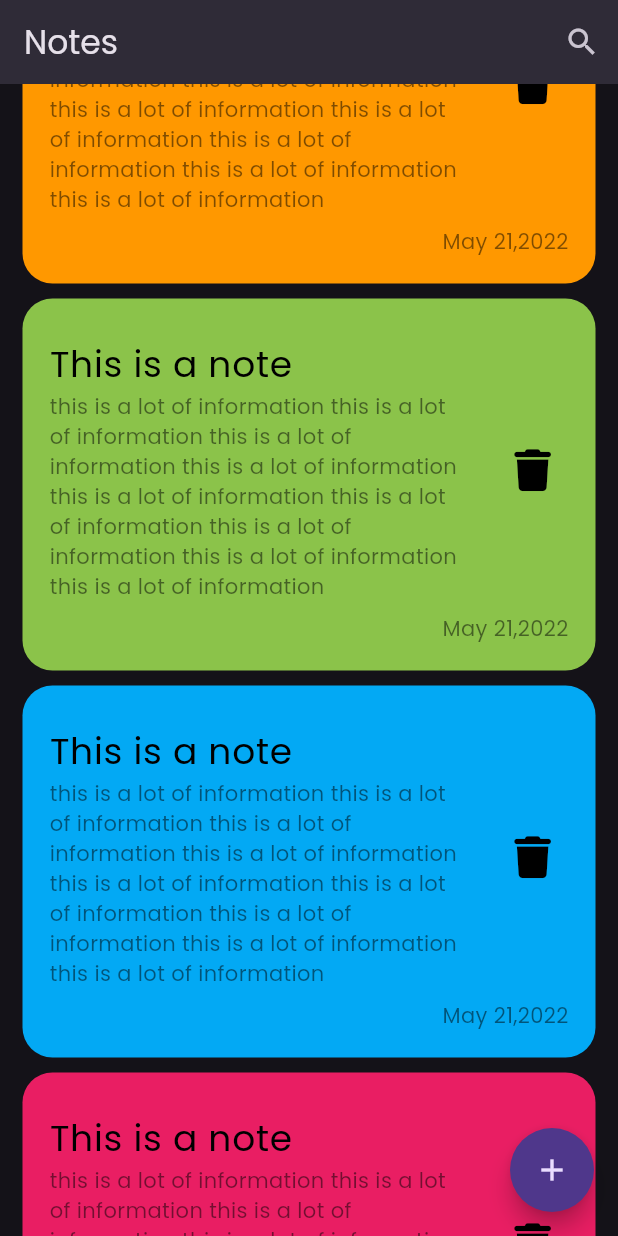
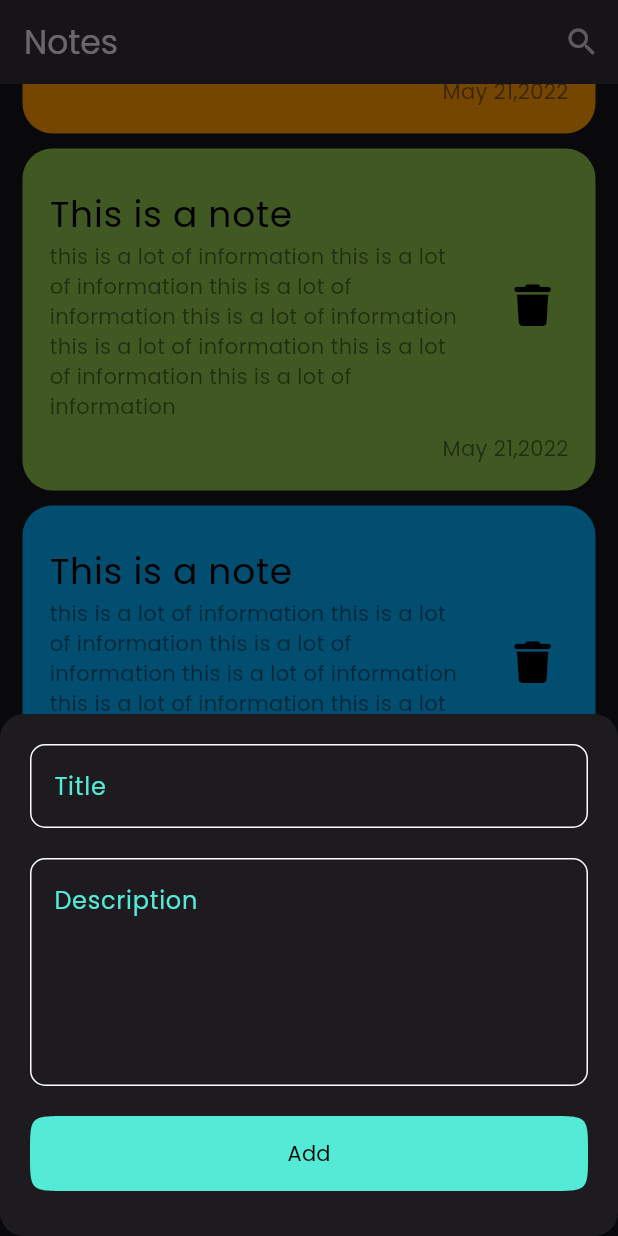
Before and after one commit to Mohamed-Hatem-1/Notes-App, a Flutter app: the screen it shows after launch, scrolled down 1152 dp, after a tap on the "add" icon, on a phone screen of 412 x 824 dp. Run offline on Flutter 3.47's test engine with Material 3 defaults, Android fonts, the phone set to English and light mode, and no system bars; our stand-ins replace font_awesome_flutter.

```diff
--- a/lib/views/home_view.dart
+++ b/lib/views/home_view.dart
@@ -1,4 +1,5 @@
 import 'package:flutter/material.dart';
+import 'package:notes_app/widgets/add_note_widget.dart';
 import 'package:notes_app/widgets/note_widget.dart';
 
 class HomeView extends StatelessWidget {
@@ -39,7 +40,14 @@ class HomeView extends StatelessWidget {
         ),
       ),
       floatingActionButton: FloatingActionButton(
-        onPressed: () {},
+        onPressed: () {
+          showModalBottomSheet(
+            shape: RoundedRectangleBorder(
+              borderRadius: BorderRadius.circular(16),
+            ),
+            // backgroundColor: ,
+              context: context, builder: (context) => const AddNoteWidget());
+        },
         child: const Icon(Icons.add),
         shape: CircleBorder(),
       ),
--- /dev/null
+++ b/lib/widgets/add_note_widget.dart
@@ -0,0 +1,39 @@
+import 'package:flutter/material.dart';
+import 'package:notes_app/widgets/button_widget.dart';
+import 'package:notes_app/widgets/text_field_widget.dart';
+
+class AddNoteWidget extends StatelessWidget {
+  const AddNoteWidget({super.key});
+
+  @override
+  Widget build(BuildContext context) {
+    return Padding(
+      padding: const EdgeInsets.symmetric(vertical: 20, horizontal: 20),
+      child: SingleChildScrollView(
+        child: Column(
+          children: [
+            TextFieldWidget(
+              hint: 'Title',
+              onChanged: (value) {},
+            ),
+            SizedBox(
+              height: 20,
+            ),
+            TextFieldWidget(
+              hint: 'Description',
+              maxLines: 5,
+              onChanged: (value) {},
+            ),
+            SizedBox(
+              height: 20,
+            ),
+            ButtonWidget(text: 'Add'),
+            SizedBox(
+              height: 10,
+            ),
+          ],
+        ),
+      ),
+    );
+  }
+}
--- /dev/null
+++ b/lib/widgets/button_widget.dart
@@ -0,0 +1,31 @@
+import 'package:flutter/material.dart';
+
+class ButtonWidget extends StatelessWidget {
+  final String text;
+  const ButtonWidget({super.key, required this.text});
+
+  @override
+  Widget build(BuildContext context) {
+    return SizedBox(
+      width: MediaQuery.of(context).size.width,
+      child: TextButton(
+        onPressed: () {},
+        child: Text(text),
+        style: ButtonStyle(
+          padding: MaterialStateProperty.all(
+            EdgeInsets.symmetric(
+              vertical: 15,
+            ),
+          ),
+          shape: MaterialStateProperty.all(
+            ContinuousRectangleBorder(
+              borderRadius: BorderRadius.circular(25),
+            ),
+          ),
+          foregroundColor: MaterialStateProperty.all(Colors.black),
+          backgroundColor: MaterialStateProperty.all(Color(0xff53EBD6)),
+        ),
+      ),
+    );
+  }
+}
--- a/lib/widgets/note_widget.dart
+++ b/lib/widgets/note_widget.dart
@@ -26,7 +26,7 @@ class NoteWidget extends StatelessWidget {
               ),
             ),
             subtitle: Text(
-              'this is a lot of information this is a lot of information this is a lot of information this is a lot of information this is a lot of information this is a lot of information this is a lot of information this is a lot of information this is a lot of information ',
+              'this is a lot of information this is a lot of information this is a lot of information this is a lot of information this is a lot of information this is a lot of information this is a lot of information ',
               style: TextStyle(
                 color: Colors.black.withOpacity(.5),
               ),
@@ -36,7 +36,9 @@ class NoteWidget extends StatelessWidget {
               icon: Icon(
                 FontAwesomeIcons.trash,
               ),
-              onPressed: () {},
+              onPressed: () {
+                // delete note
+              },
             ),
             iconColor: Colors.black,
           ),
--- /dev/null
+++ b/lib/widgets/text_field_widget.dart
@@ -0,0 +1,40 @@
+import 'package:flutter/material.dart';
+
+class TextFieldWidget extends StatelessWidget {
+  final String? hint;
+  Function(String)? onChanged;
+  int? maxLines;
+
+  TextFieldWidget({
+    super.key,
+    required this.hint,
+    required this.onChanged,
+    this.maxLines,
+  });
+
+  @override
+  Widget build(BuildContext context) {
+    return TextField(
+      maxLines: maxLines == null ? 1 : maxLines,
+      onChanged: onChanged,
+      decoration: InputDecoration(
+        hintText: hint,
+        hintStyle: TextStyle(
+          color: Color(0xff53EBD6),
+        ),
+        enabledBorder: OutlineInputBorder(
+          borderRadius: BorderRadius.circular(10),
+          borderSide: BorderSide(
+            color: Colors.white,
+          ),
+        ),
+        focusedBorder: OutlineInputBorder(
+          borderRadius: BorderRadius.circular(10),
+          borderSide: BorderSide(
+            color: Colors.white,
+          ),
+        ),
+      ),
+    );
+  }
+}
```
